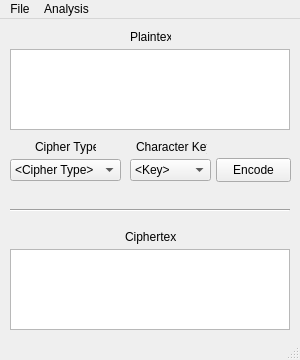
ProPane865/CryptAnalyst, file ui/CryptAnalystUI.ui: the form before one commit.
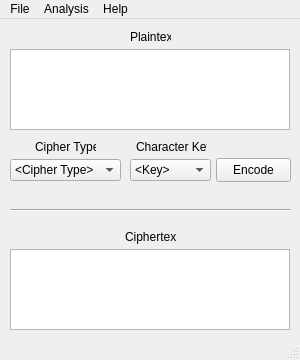
The form after the commit.

Commit message: Fixed some bugs, implemented about screen

Diff of the .ui file:
```diff
--- a/ui/CryptAnalystUI.ui
+++ b/ui/CryptAnalystUI.ui
@@ -206,8 +206,15 @@
     <addaction name="actionLetter_Frequency"/>
     <addaction name="actionWord_Patterns"/>
    </widget>
+   <widget class="QMenu" name="menuHelp">
+    <property name="title">
+     <string>Help</string>
+    </property>
+    <addaction name="actionAbout_CryptAnalyst"/>
+   </widget>
    <addaction name="menuFile"/>
    <addaction name="menuAnalysis"/>
+   <addaction name="menuHelp"/>
   </widget>
   <widget class="QStatusBar" name="statusbar"/>
   <action name="actionExit">
```
Left out of the diff: 5 changed lines with no effect on the pictures. The commit also changes 7 other files.
